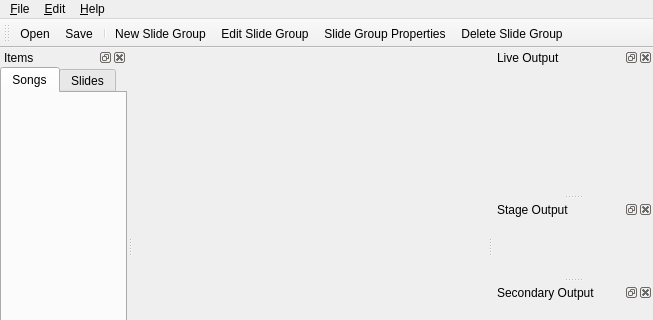
This is src/mainwindow.ui in google-code-export/dviz as Qt 5 draws it before an edit; both pictures show x 0 to 653 and y 0 to 320 of the 653 by 465 pixel window. The edited form follows.
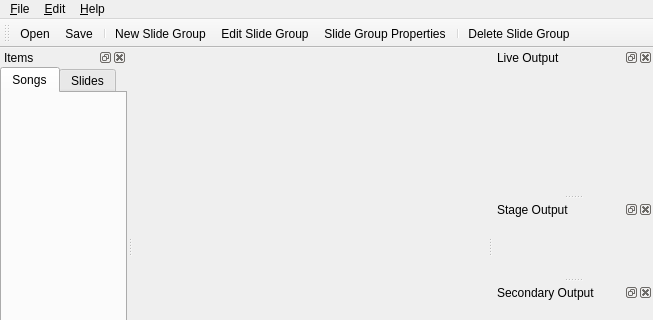
This is the edited form.

Diff of the .ui file:
```diff
--- a/src/mainwindow.ui
+++ b/src/mainwindow.ui
@@ -164,6 +164,7 @@
    <addaction name="actionNew_Slide_Group"/>
    <addaction name="actionEdit_Slide_Group"/>
    <addaction name="actionSlide_Group_Properties"/>
+   <addaction name="separator"/>
    <addaction name="actionDelete_Slide_Group"/>
   </widget>
   <action name="actionOpen">
```
Left out of the diff: 6 changed lines with no effect on the pictures. Lines whose indentation alone changed are shown as unchanged.
